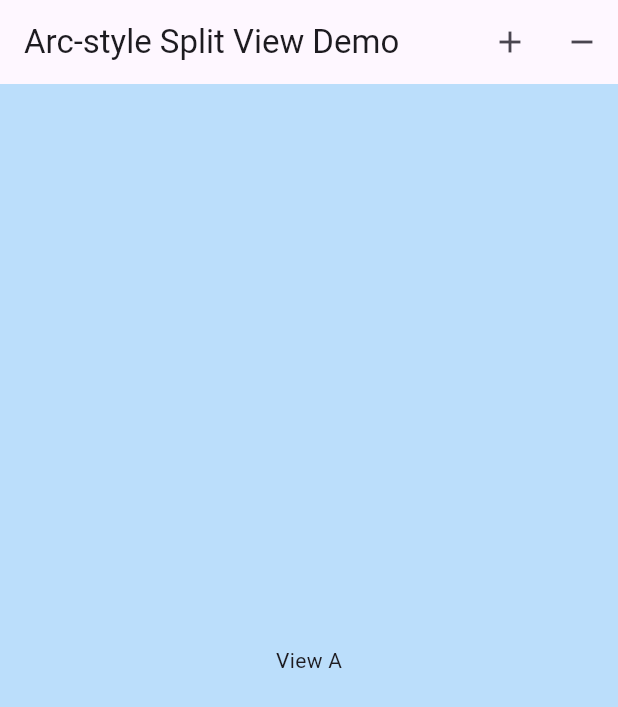
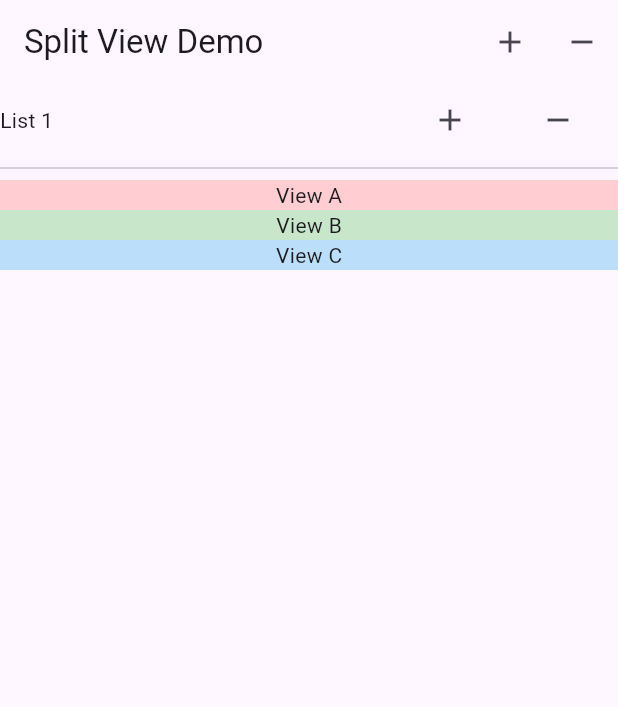
Before and after one commit to r0227n/gtd_journal, a Flutter app: the screen it shows after launch, on a phone screen of 412 x 824 dp. Shown: the top 707 px of the screen. Run offline on Flutter 3.47's test engine with Material 3 defaults, Android fonts, the phone set to English and light mode, and no system bars.

Commit message:
DragListView Created (#2)
* add: drag list

* add: 同じlist場合、callback block

* add RecorderableListView

* add: header leading / title / actions property

* add: sample drag_list_view called

```diff
--- a/lib/main.dart
+++ b/lib/main.dart
@@ -1,5 +1,6 @@
 import 'package:flutter/material.dart';
-import 'package:gtd_journal/widgets/split_view.dart';
+
+import 'widgets/widgets.dart';
 
 void main() => runApp(const MyApp());
 
@@ -22,26 +23,112 @@
 }
 
 class _SplitViewDemoState extends State<SplitViewDemo> {
-  List<Widget> children = [
-    Container(
-      color: Colors.blue[100],
-      child: const Center(child: Text('View A')),
-    ),
-  ];
+  void onAcceptWithDetails(DragTargetAcceptWithDetailsValue details) {
+    final dragListItem = children
+        .expand((element) => element.children)
+        .firstWhere((element) => element.itemId == details.itemId);
+    final fromList = children.firstWhere((fromList) => fromList.id == details.fromListId);
+    final toList = children.firstWhere((toList) => toList.id == details.toListId);
+
+    fromList.children.remove(dragListItem);
+    toList.children.add(dragListItem);
+
+    setState(() {
+      children = [
+        for (final child in children)
+          if (child.id == details.fromListId)
+            child.copyWith(children: fromList.children)
+          else if (child.id == toList.id)
+            child.copyWith(children: toList.children)
+          else
+            child,
+      ];
+    });
+  }
+
+  List<DragListView> children = [];
+
+  @override
+  void initState() {
+    super.initState();
+    children.add(
+      DragListView(
+        id: 1,
+        title: const Text('List 1'),
+        children: [
+          DragListItem(
+            itemId: 1,
+            child: Container(
+              color: Colors.red[100],
+              child: const Center(child: Text('View A')),
+            ),
+          ),
+          DragListItem(
+            itemId: 2,
+            child: Container(
+              color: Colors.green[100],
+              child: const Center(child: Text('View B')),
+            ),
+          ),
+          DragListItem(
+            itemId: 3,
+            child: Container(
+              color: Colors.blue[100],
+              child: const Center(child: Text('View C')),
+            ),
+          ),
+        ],
+        actions: [const Icon(Icons.add), const Icon(Icons.remove)]
+            .map((e) => IconButton(icon: e, onPressed: () {}))
+            .toList(),
+        onAcceptWithDetails: (details) {
+          onAcceptWithDetails(details);
+        },
+      ),
+    );
+  }
 
   @override
   Widget build(BuildContext context) {
     return Scaffold(
       appBar: AppBar(
-        title: const Text('Arc-style Split View Demo'),
+        title: const Text('Split View Demo'),
         actions: [
           IconButton(
             onPressed: () {
               setState(() {
-                children.add(Container(
-                  color: Colors.purple[100],
-                  child: const Center(child: Text('View D')),
-                ));
+                children.add(
+                  DragListView(
+                    id: 2,
+                    children: [
+                      DragListItem(
+                        itemId: 4,
+                        child: Container(
+                          color: Colors.red[100],
+                          child: const Center(child: Text('View D')),
+                        ),
+                      ),
+                      DragListItem(
+                        itemId: 5,
+                        child: Container(
+                          color: Colors.green[100],
+                          child: const Center(child: Text('View E')),
+                        ),
+                      ),
+                      DragListItem(
+                        itemId: 6,
+                        child: Container(
+                          color: Colors.blue[100],
+                          child: const Center(child: Text('View F')),
+                        ),
+                      ),
+                    ],
+                    actions: const [Text('hoge')],
+                    onAcceptWithDetails: (details) {
+                      onAcceptWithDetails(details);
+                    },
+                  ),
+                );
               });
             },
             icon: const Icon(Icons.add),
--- /dev/null
+++ b/lib/widgets/drag_list_view.dart
@@ -0,0 +1,185 @@
+import 'package:flutter/material.dart';
+
+/// A typedef representing the signature of a callback function that is called when a drag target accepts a draggable item with additional details.
+///
+/// The [fromListId] parameter represents the ID of the list from which the item is being dragged.
+/// The [toListId] parameter represents the ID of the list to which the item is being dragged.
+/// The [itemId] parameter represents the ID of the item being dragged.
+typedef DragTargetAcceptWithDetailsValue = ({
+  int? fromListId,
+  int? toListId,
+  int itemId,
+});
+
+class DragListItem {
+  const DragListItem({
+    this.listId,
+    required this.itemId,
+    this.draggingChild,
+    required this.child,
+  });
+
+  /// The unique identifier for the drag list
+  final int? listId;
+
+  /// The unique identifier for the drag list item
+  final int itemId;
+
+  /// The widget to display when the item is being dragged
+  final Widget? draggingChild;
+
+  /// The main widget to display for the item
+  final Widget child;
+
+  DragListItem copyWith({
+    int? listId,
+    int? itemId,
+    Widget? draggingChild,
+    Widget? child,
+  }) {
+    return DragListItem(
+      listId: listId ?? this.listId,
+      itemId: itemId ?? this.itemId,
+      draggingChild: draggingChild ?? this.draggingChild,
+      child: child ?? this.child,
+    );
+  }
+}
+
+class DragListView extends StatefulWidget {
+  const DragListView({
+    super.key,
+    this.id,
+    required this.children,
+    this.leading,
+    this.title,
+    this.actions = const <Widget>[],
+    this.draggingChild,
+    required this.onAcceptWithDetails,
+  });
+
+  /// The unique identifier for the drag list
+  final int? id;
+
+  /// The list of draggable items to display.
+  final List<DragListItem> children;
+
+  /// The leading widget to display at the top of the list.
+  final Widget? leading;
+
+  /// The title to display at the top of the list.
+  final Widget? title;
+
+  /// The list of actions to display at the top of the list.
+  final List<Widget> actions;
+
+  /// The widget to display as the dragged item.
+  final Widget? draggingChild;
+
+  /// Callback function that is called when an item is accepted by a [DragTarget].
+  final void Function(DragTargetAcceptWithDetailsValue) onAcceptWithDetails;
+
+  @override
+  State<DragListView> createState() => _DragListViewState();
+
+  DragListView copyWith({
+    int? id,
+    List<DragListItem>? children,
+    Widget? feedback,
+    Widget? draggingChild,
+    void Function(DragTargetAcceptWithDetailsValue)? onAcceptWithDetails,
+  }) {
+    return DragListView(
+      id: id ?? this.id,
+      children: children ?? this.children,
+      draggingChild: draggingChild ?? this.draggingChild,
+      onAcceptWithDetails: onAcceptWithDetails ?? this.onAcceptWithDetails,
+    );
+  }
+}
+
+class _DragListViewState extends State<DragListView> {
+  List<DragListItem> children = [];
+  @override
+  void initState() {
+    super.initState();
+    children = widget.children.map((e) => e.copyWith(listId: e.listId ?? widget.id)).toList();
+  }
+
+  @override
+  void didUpdateWidget(covariant DragListView oldWidget) {
+    super.didUpdateWidget(oldWidget);
+    children = widget.children.map((e) => e.copyWith(listId: e.listId ?? widget.id)).toList();
+  }
+
+  @override
+  Widget build(BuildContext context) {
+    return DragTarget<DragListItem>(
+      builder: (
+        BuildContext context,
+        List<dynamic> accepted,
+        List<dynamic> rejected,
+      ) {
+        return ReorderableListView(
+          header: Column(
+            mainAxisSize: MainAxisSize.min,
+            children: widget.leading != null || widget.title != null || widget.actions.isNotEmpty
+                ? [
+                    Row(
+                      children: [
+                        if (widget.leading != null) widget.leading!,
+                        if (widget.title != null) widget.title!,
+                        const Spacer(),
+                        for (var index = 0; index < widget.actions.length; index++)
+                          Padding(
+                            padding: index == widget.actions.length - 1
+                                ? const EdgeInsets.only(right: 16.0)
+                                : const EdgeInsets.only(right: 24.0),
+                            child: widget.actions[index],
+                          ),
+                      ],
+                    ),
+                    const Divider(),
+                  ]
+                : const <Widget>[],
+          ),
+          onReorder: (oldIndex, newIndex) {
+            if (oldIndex < newIndex) {
+              newIndex -= 1;
+            }
+            setState(() {
+              final item = children.removeAt(oldIndex);
+              children.insert(newIndex, item);
+            });
+          },
+          children: children.map((item) {
+            return Draggable<DragListItem>(
+              key: ValueKey(item.itemId),
+              data: item,
+              feedback: Material(child: item.child),
+              childWhenDragging: item.draggingChild ??
+                  widget.draggingChild ??
+                  Opacity(
+                    opacity: 0.5,
+                    child: item.child,
+                  ),
+              child: item.child,
+            );
+          }).toList(),
+        );
+      },
+      onAcceptWithDetails: (details) {
+        // If the item is being dragged to the same list, do nothing
+        if (details.data.listId == widget.id) {
+          return;
+        }
+
+        widget.onAcceptWithDetails((
+          fromListId: details.data.listId,
+          toListId: widget.id,
+          itemId: details.data.itemId,
+        ));
+      },
+    );
+  }
+}
--- a/lib/widgets/widgets.dart
+++ b/lib/widgets/widgets.dart
@@ -1 +1,2 @@
+export 'drag_list_view.dart';
 export 'split_view.dart';
```
